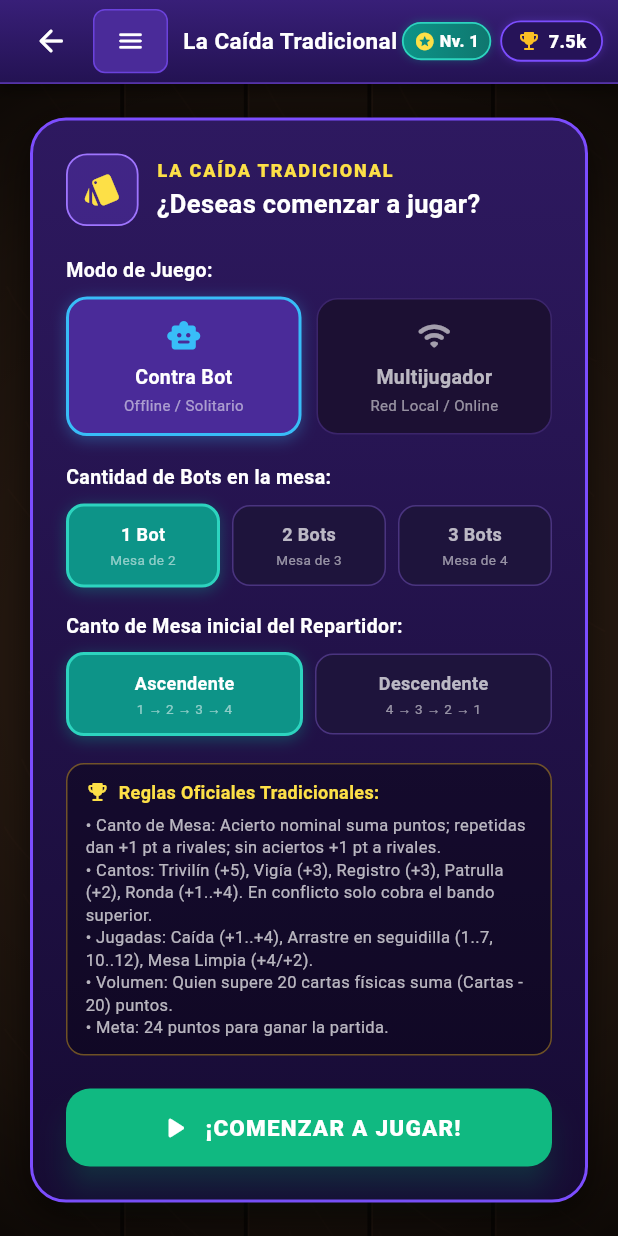
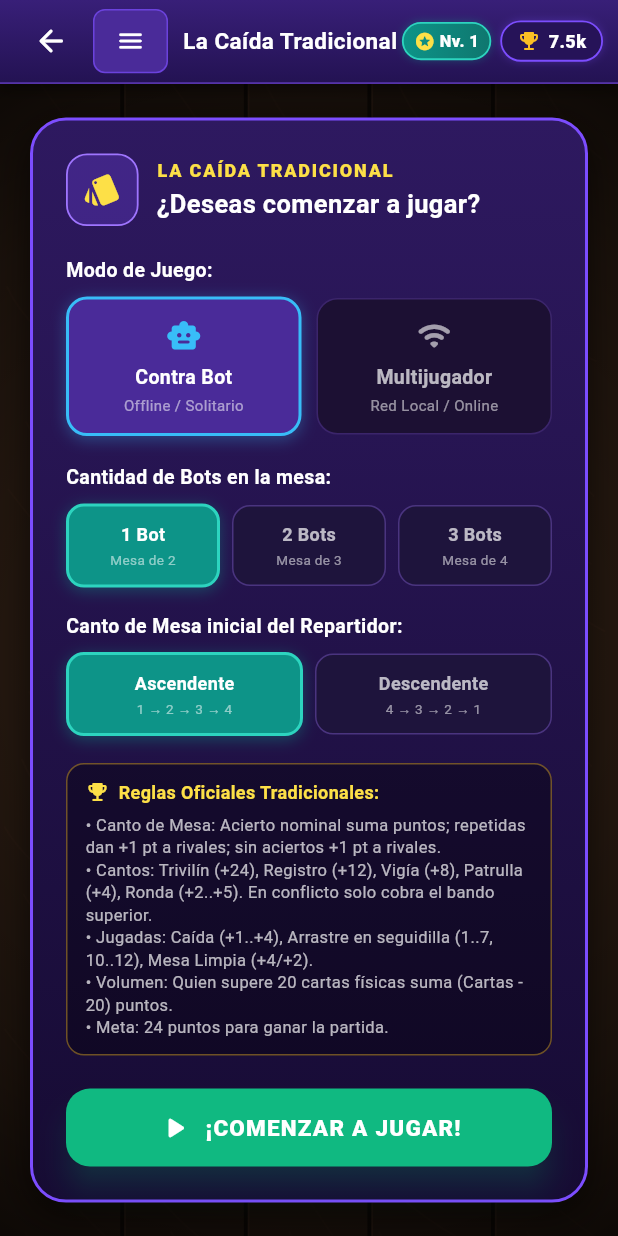
Before and after one commit to eizy-c/GME, a Flutter app: the CaidaScreen screen opened directly, on a phone screen of 412 x 824 dp. Run offline on Flutter 3.47's test engine with Material 3 defaults, Android fonts, the light colour scheme and no system bars.

Commit message:
feat: implement OOP sealed Cantos hierarchy, card back asset in deck stack, and complete project README

```diff
--- a/lib/features/la_caida/domain/caida_models.dart
+++ b/lib/features/la_caida/domain/caida_models.dart
@@ -1,3 +1,5 @@
+import 'package:flutter/material.dart';
+
 import '../../../core/models/cards/spanish_card.dart';
 
 /// Dirección del Canto de Mesa que elige el repartidor.
@@ -25,28 +27,229 @@ enum CantoType {
   trivilin, // 3 cartas del mismo número
 }
 
-/// Representación inmutable de un Canto evaluado en la mano de un jugador.
-class Canto {
-  final CantoType type;
-  final int points;
-  final int priority; // 5 (Trivilín) > 4 (Vigía) > 3 (Registro) > 2 (Patrulla) > 1 (Ronda)
-  final int tieBreakerValue;
-  final String name;
-  final String description;
+/// Clase base abstracta sellada para el modelado orientado a objetos (POO)
+/// de los Cantos en La Caída.
+///
+/// Permite polimorfismo puro, comparación natural (`compareTo`) y
+/// pattern matching exhaustivo en Dart 3 (`switch (canto)`).
+sealed class Canto implements Comparable<Canto> {
   final List<SpanishCard> cards;
 
-  const Canto({
-    required this.type,
-    required this.points,
-    required this.priority,
-    required this.tieBreakerValue,
-    required this.name,
-    required this.description,
-    required this.cards,
+  const Canto({required this.cards});
+
+  /// Tipo enumerado del canto para serialización o categorización rápida.
+  CantoType get type;
+
+  /// Nombre tradicional del canto (ej: "¡Trivilín!", "¡Registro!").
+  String get name;
+
+  /// Puntos que otorga el canto según las reglas oficiales tradicionales.
+  int get points;
+
+  /// Jerarquía de prioridad para resolución de conflictos:
+  /// Trivilín (5) > Vigía (4) > Registro (3) > Patrulla (2) > Ronda (1)
+  int get priority;
+
+  /// Valor nominal para desempatar entre cantos de la misma jerarquía.
+  int get tieBreakerValue;
+
+  /// Descripción legible para la UI e historial de partidas.
+  String get description;
+
+  /// Color distintivo para badges, banners y resaltados en la interfaz.
+  Color get accentColor;
+
+  /// Ícono representativo para la UI.
+  IconData get icon;
+
+  @override
+  int compareTo(Canto other) {
+    if (priority != other.priority) {
+      return priority.compareTo(other.priority);
+    }
+    return tieBreakerValue.compareTo(other.tieBreakerValue);
+  }
+
+  @override
+  String toString() => '$name (+$points pts)';
+}
+
+/// Trivilín: Tres cartas del mismo número en mano.
+/// Otorga +24 puntos (la partida completa en la tradición de 24 puntos).
+class TrivilinCanto extends Canto {
+  final int nominalNumber;
+
+  const TrivilinCanto({
+    required super.cards,
+    required this.nominalNumber,
   });
 
   @override
-  String toString() => '$name (+$points pts)';
+  CantoType get type => CantoType.trivilin;
+
+  @override
+  String get name => '¡Trivilín!';
+
+  @override
+  int get points => 24;
+
+  @override
+  int get priority => 5;
+
+  @override
+  int get tieBreakerValue => nominalNumber;
+
+  @override
+  String get description => 'Tres cartas del número $nominalNumber';
+
+  @override
+  Color get accentColor => const Color(0xFFF59E0B); // Ámbar dorado
+
+  @override
+  IconData get icon => Icons.auto_awesome_rounded;
+}
+
+/// Vigía: Dos cartas iguales + una consecutiva según la secuencia tradicional.
+/// Otorga +8 puntos.
+class VigiaCanto extends Canto {
+  final int pairNumber;
+  final int consecutiveNumber;
+
+  const VigiaCanto({
+    required super.cards,
+    required this.pairNumber,
+    required this.consecutiveNumber,
+  });
+
+  @override
+  CantoType get type => CantoType.vigia;
+
+  @override
+  String get name => '¡Vigía!';
+
+  @override
+  int get points => 8;
+
+  @override
+  int get priority => 4;
+
+  @override
+  int get tieBreakerValue => pairNumber * 100 + consecutiveNumber;
+
+  @override
+  String get description => 'Par de $pairNumber y consecutiva $consecutiveNumber';
+
+  @override
+  Color get accentColor => const Color(0xFFA855F7); // Púrpura
+
+  @override
+  IconData get icon => Icons.visibility_rounded;
+}
+
+/// Registro: Exactamente As, Caballo y Rey [1, 11, 12].
+/// Otorga +12 puntos (media partida).
+class RegistroCanto extends Canto {
+  const RegistroCanto({required super.cards});
+
+  @override
+  CantoType get type => CantoType.registro;
+
+  @override
+  String get name => '¡Registro!';
+
+  @override
+  int get points => 12;
+
+  @override
+  int get priority => 3;
+
+  @override
+  int get tieBreakerValue => 12;
+
+  @override
+  String get description => 'As, Caballo y Rey [1, 11, 12]';
+
+  @override
+  Color get accentColor => const Color(0xFFEC4899); // Rosa fucsia
+
+  @override
+  IconData get icon => Icons.military_tech_rounded;
+}
+
+/// Patrulla: Tres cartas consecutivas en la secuencia tradicional (ej: 4, 5, 6 o 6, 7, 10).
+/// Otorga +4 puntos.
+class PatrullaCanto extends Canto {
+  final int highestNumber;
+
+  const PatrullaCanto({
+    required super.cards,
+    required this.highestNumber,
+  });
+
+  @override
+  CantoType get type => CantoType.patrulla;
+
+  @override
+  String get name => '¡Patrulla!';
+
+  @override
+  int get points => 4;
+
+  @override
+  int get priority => 2;
+
+  @override
+  int get tieBreakerValue => highestNumber;
+
+  @override
+  String get description => 'Tres cartas en escalera hasta el $highestNumber';
+
+  @override
+  Color get accentColor => const Color(0xFF06B6D4); // Cian
+
+  @override
+  IconData get icon => Icons.shield_rounded;
+}
+
+/// Ronda: Dos cartas del mismo número en mano.
+/// Otorga +2 puntos base para números del 1 al 7, y puntos incrementales según figura:
+/// - 1 al 7: +2 pts
+/// - Sota (10): +3 pts
+/// - Caballo (11): +4 pts
+/// - Rey (12): +5 pts
+class RondaCanto extends Canto {
+  final int pairNumber;
+  final int nominalPoints;
+
+  const RondaCanto({
+    required super.cards,
+    required this.pairNumber,
+    required this.nominalPoints,
+  });
+
+  @override
+  CantoType get type => CantoType.ronda;
+
+  @override
+  String get name => '¡Ronda!';
+
+  @override
+  int get points => nominalPoints;
+
+  @override
+  int get priority => 1;
+
+  @override
+  int get tieBreakerValue => pairNumber;
+
+  @override
+  String get description => 'Par de $pairNumber (+$points pts)';
+
+  @override
+  Color get accentColor => const Color(0xFF10B981); // Esmeralda
+
+  @override
+  IconData get icon => Icons.style_rounded;
 }
 
 /// Resultado puro del reparto inicial y el "Canto de Mesa".
--- a/lib/features/la_caida/presentation/caida_screen.dart
+++ b/lib/features/la_caida/presentation/caida_screen.dart
@@ -969,7 +969,7 @@ class _CaidaScreenState extends State<CaidaScreen> with TickerProviderStateMixin
                     SizedBox(height: 6),
                     Text(
                       '• Canto de Mesa: Acierto nominal suma puntos; repetidas dan +1 pt a rivales; sin aciertos +1 pt a rivales.\n'
-                      '• Cantos: Trivilín (+5), Vigía (+3), Registro (+3), Patrulla (+2), Ronda (+1..+4). En conflicto solo cobra el bando superior.\n'
+                      '• Cantos: Trivilín (+24), Registro (+12), Vigía (+8), Patrulla (+4), Ronda (+2..+5). En conflicto solo cobra el bando superior.\n'
                       '• Jugadas: Caída (+1..+4), Arrastre en seguidilla (1..7, 10..12), Mesa Limpia (+4/+2).\n'
                       '• Volumen: Quien supere 20 cartas físicas suma (Cartas - 20) puntos.\n'
                       '• Meta: 24 puntos para ganar la partida.',
```
Also changed, not shown: lib/core/rules/game_rules_data.dart (+5 -3 lines), lib/features/la_caida/domain/caida_rules_engine.dart (+45 -88 lines), lib/features/la_caida/presentation/widgets/captured_pile_view.dart (+33 -10 lines), lib/features/la_caida/presentation/widgets/deck_stack_view.dart (+28 -16 lines), 2 other files.
